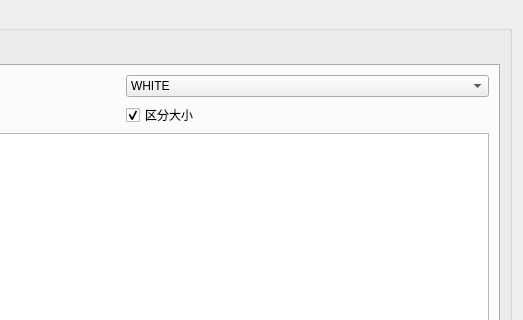
Before: the Qt Designer form debug_window/debug_window.ui in aron566/EOL_CAN_Tool, drawn with Qt 5; both pictures show x 277 to 800 and y 0 to 320 of the 800 by 740 pixel window.
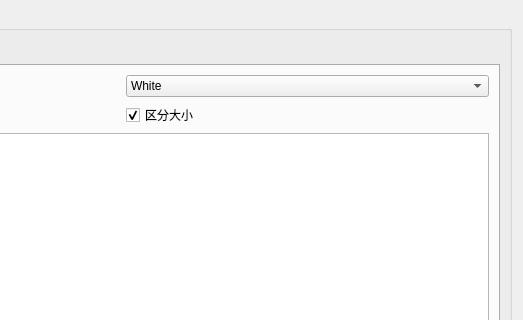
After: the same form once the commit is applied. The open tabs and pages were chosen to show the change.

Diff of the .ui file:
```diff
--- a/debug_window/debug_window.ui
+++ b/debug_window/debug_window.ui
@@ -63,7 +63,7 @@
              <widget class="QComboBox" name="color_list_comboBox">
               <item>
                <property name="text">
-                <string>WHITE</string>
+                <string>White</string>
                </property>
               </item>
               <item>
```
Left out of the diff: 18 changed lines with no effect on the pictures.
